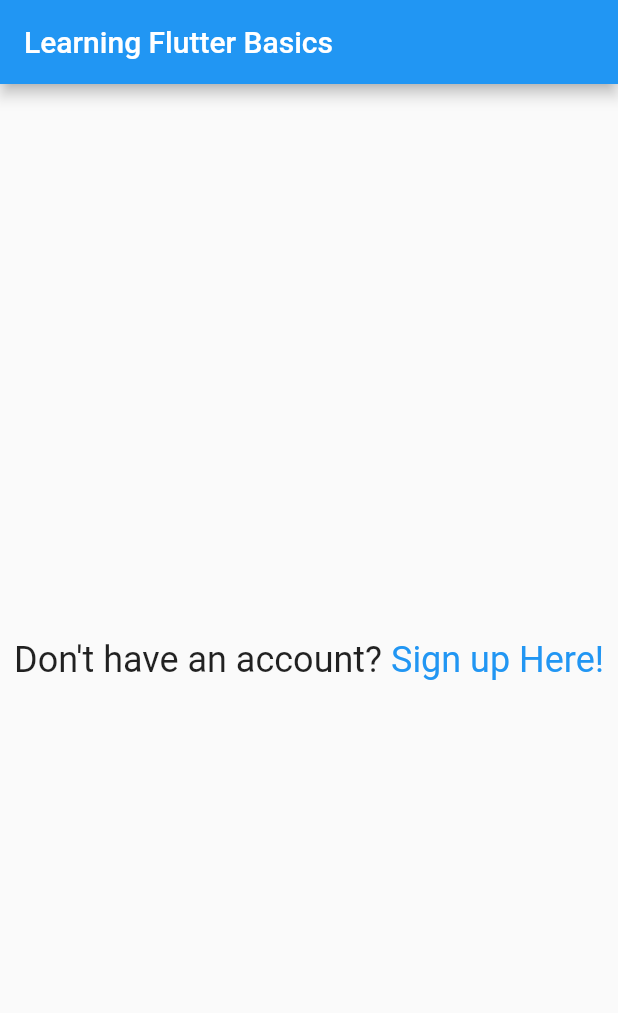
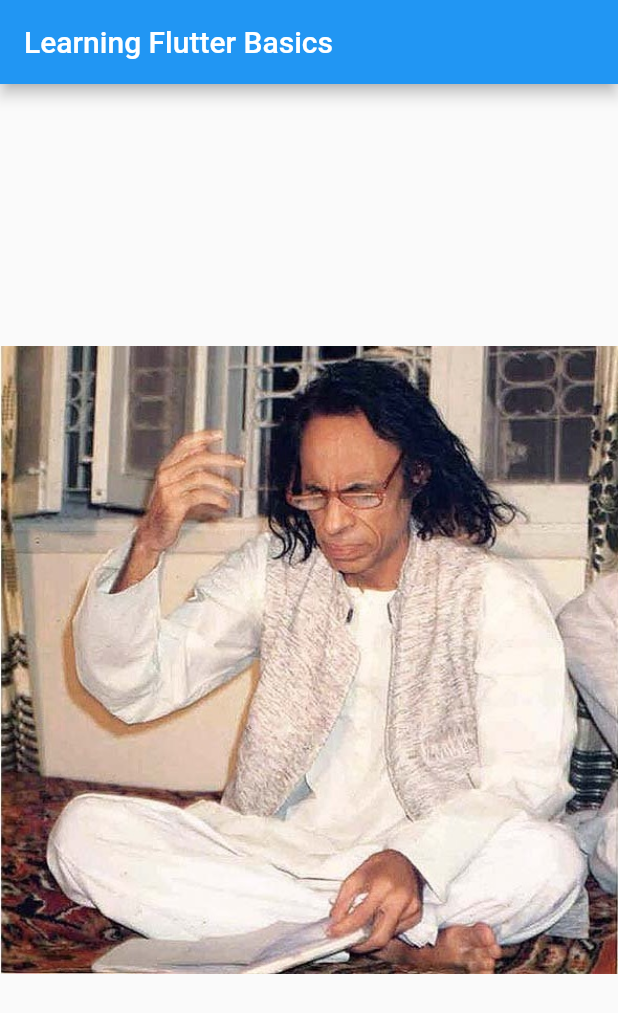
Before and after one commit to abdulwaheed-dev/Flutter-Practice, a Flutter app: the screen it shows after launch, on a phone screen of 412 x 824 dp. Shown: the top 1013 px of the screen. Run offline on Flutter 3.47's test engine with Material 2 defaults, Android fonts, the phone set to English and light mode, and no system bars.

```diff
--- a/basics_practice/lib/main.dart
+++ b/basics_practice/lib/main.dart
@@ -30,11 +30,8 @@ class MyHomePage extends StatelessWidget{
   Widget build(BuildContext context) {
     return Scaffold(
       appBar: AppBar(title: const Text("Learning Flutter Basics")),
-      body: const Center(
-      child:Text.rich(TextSpan(children: [
-        TextSpan(text: "Don't have an account?", style: TextStyle(fontSize: 24)),
-        TextSpan(text: " Sign up Here!", style: TextStyle(fontSize: 24, color: Colors.blue))
-      ]))
+      body: Center(
+      child: Image.asset("assets/images/jaun.jpg")
     ),
     );
   }
```
Also changed, not shown: basics_practice/pubspec.yaml (+4 -6 lines), basics_practice/assets/images/jaun.jpg (added), basics_practice/assets/images/naam.jpg (added).
